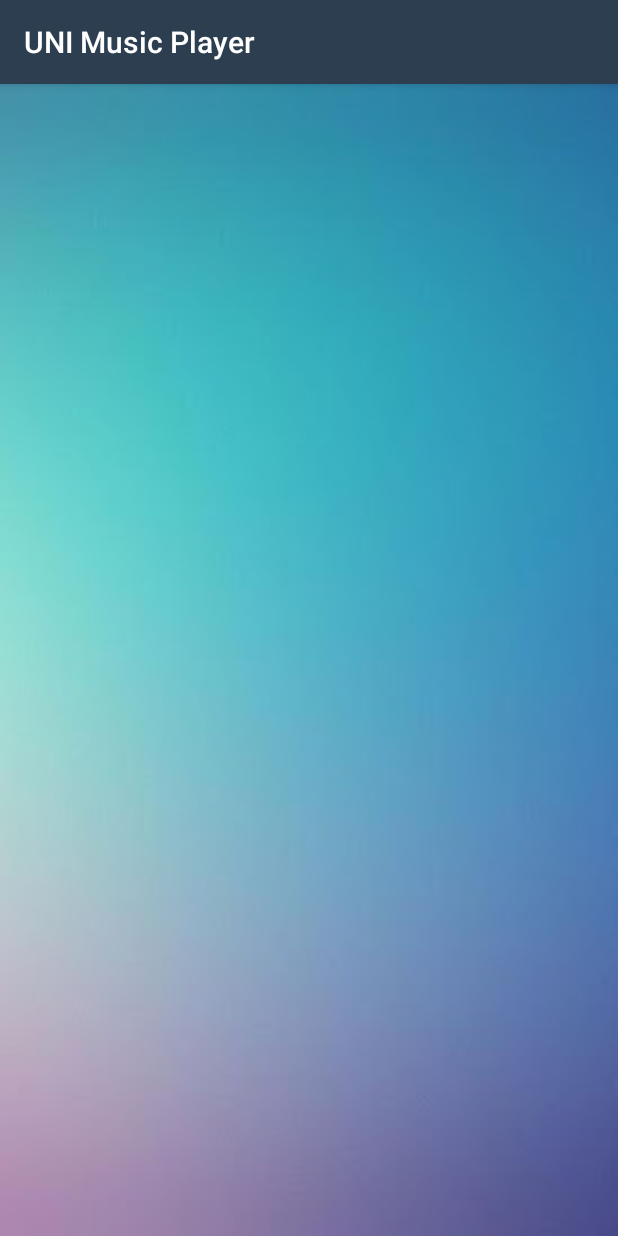
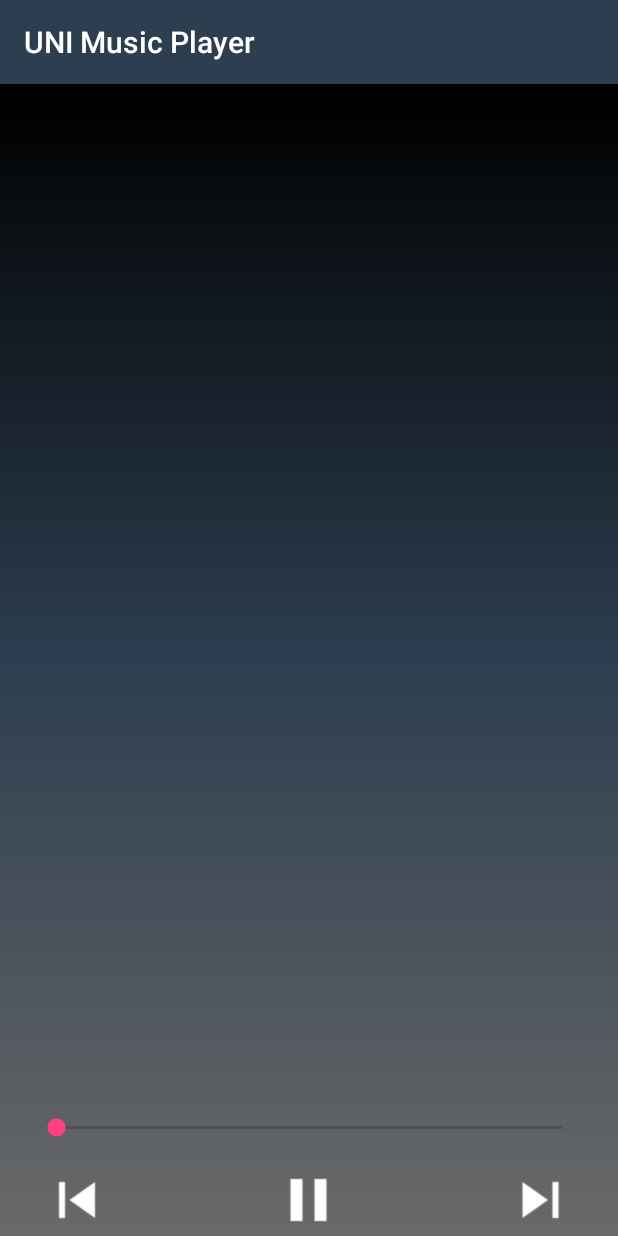
Before and after one commit to TharakaMadushanki/CTSE_Music, an Android app: the MediaItemPlay screen opened directly, with no data from a screen before it, on a phone screen of 412 x 824 dp. Run offline under Robolectric (Android 15) with nearby library versions, the phone set to English and light mode, and no system bars.

Commit message:
play item activity

```diff
--- a/app/src/main/java/com/sliit/tharaka/unimusicplayer/MediaItemPlay.java
+++ b/app/src/main/java/com/sliit/tharaka/unimusicplayer/MediaItemPlay.java
@@ -4,9 +4,18 @@ import android.app.Activity;
 import android.os.Bundle;
 import android.content.Context;
 import android.media.MediaPlayer;
+import android.support.v4.media.session.MediaControllerCompat;
+import android.support.v4.media.session.PlaybackStateCompat;
 import android.support.v7.app.AppCompatActivity;
+import android.view.View;
+import android.widget.ImageView;
+import android.widget.SeekBar;
+import android.widget.TextView;
+import android.widget.Toolbar;
 
 import com.sliit.tharaka.unimusicplayer.model.MusicHandler;
+import com.sliit.tharaka.unimusicplayer.services.MediaPlayerService;
+import com.sliit.tharaka.unimusicplayer.services.MusicAdapter;
 
 /**
  * Created by ASUS on 3/31/2018.
@@ -14,41 +23,107 @@ import com.sliit.tharaka.unimusicplayer.model.MusicHandler;
 
 public class MediaItemPlay extends AppCompatActivity {
 
+    private MusicHandler song = new MusicHandler();
+    private View view;
+    private View controllers;
+    ViewHolder viewHolder= new ViewHolder();
     private MediaPlayer mediaplayer;
-    private MusicHandler song;
+    private MediaPlayerService mediaPlayerService;
+    Boolean isSongSet = false;
+    Boolean isPause = false;
 
     @Override
     protected void onCreate(Bundle savedInstanceState) {
         super.onCreate(savedInstanceState);
-        setContentView(R.layout.media_item_list);
+        setContentView(R.layout.media_item_play);
+
+        song.setSong(getIntent().getIntExtra("SongID", 0));
+        song.setSinger(getIntent().getStringExtra("ArtistName"));
+        song.setName(getIntent().getStringExtra("SongName"));
+
+        viewHolder.songName = (TextView) findViewById(R.id.song_title);
+        viewHolder.artistName = (TextView) findViewById(R.id.artist_name);
+        viewHolder.skipPrev = (ImageView) findViewById(R.id.prev);
+        viewHolder.playPause = (ImageView) findViewById(R.id.play_pause);
+        viewHolder.skipNext = (ImageView) findViewById(R.id.next);
+        viewHolder.textStart = (TextView) findViewById(R.id.startText);
+        viewHolder.textEnd = (TextView) findViewById(R.id.endText);
+        viewHolder.seekBar = (SeekBar) findViewById(R.id.seekBar1);
+        controllers = findViewById(R.id.controllers);
 
     }
 
-    public  MediaItemPlay(){
+    @Override
+    protected void onStart() {
+        super.onStart();
+
+        viewHolder.songName.setText(song.getName());
+        viewHolder.artistName.setText(song.getSinger());
+
+        viewHolder.playPause.setImageResource(R.drawable.uamp_ic_pause_white_48dp);
+        viewHolder.skipPrev.setImageResource(R.drawable.ic_skip_previous_white_48dp);
+        viewHolder.skipNext.setImageResource(R.drawable.ic_skip_next_white_48dp);
+
+        mediaPlayerService = new MediaPlayerService(mediaplayer, song);
+        mediaPlayerService.CreatePlayer(this, song);
+        mediaplayer = mediaplayer.create(this, song.getSong());
 
     }
+
+    @Override
+    protected void onResume() {
+        super.onResume();
+
+        viewHolder.playPause.setOnClickListener(new View.OnClickListener() {
+            @Override
+            public void onClick(View v) {
+                if(!isSongSet){
+                    if(!isPause) {
+                        mediaPlayerService.play();
+                        viewHolder.playPause.setImageResource(R.drawable.uamp_ic_pause_white_48dp);
+                        isSongSet = true;
+                    } else {
+                        viewHolder.playPause.setImageResource(R.drawable.uamp_ic_pause_white_48dp);
+                        mediaPlayerService.play();
+                    }
+                } else {
+                    if(isPause) {
+                        viewHolder.playPause.setImageResource(R.drawable.uamp_ic_pause_white_48dp);
+                        mediaPlayerService.play();
+                        isPause = false;
+                    } else {
+                        mediaPlayerService.pause();
+                        viewHolder.playPause.setImageResource(R.drawable.ic_play_arrow_black_36dp);
+                        isPause = true;
+                    }
+                }
+
+            }
+        });
+    }
+
+    private class ViewHolder {
+        ImageView skipPrev;
+        ImageView skipNext;
+        ImageView playPause;
+        TextView songName;
+        TextView artistName;
+        TextView textStart;
+        TextView textEnd;
+        SeekBar seekBar;
+
+
+    }
+
+    public MediaItemPlay() {
+
+    }
+
     public MediaItemPlay(MediaPlayer mediaPlayer, MusicHandler song) {
         this.mediaplayer = mediaPlayer;
         this.song = song;
     }
-    public void CreatePlayer(Context context, MusicHandler song) {
 
-        mediaplayer = mediaplayer.create(context, song.getSong());
-    }
 
-    public void play() {
-        mediaplayer.start();
-    }
 
-    public void pause() {
-        mediaplayer.pause();
-    }
-
-    public void stop() {
-        mediaplayer.stop();
-    }
-
-    public void release() {
-        mediaplayer.release();
-    }
 }
--- a/app/src/main/java/com/sliit/tharaka/unimusicplayer/model/MusicHandler.java
+++ b/app/src/main/java/com/sliit/tharaka/unimusicplayer/model/MusicHandler.java
@@ -10,6 +10,9 @@ public class MusicHandler {
     private String singer;
     private int song;
 
+    public MusicHandler () {
+
+    }
     public MusicHandler(String name, String singer, int song) {
         this.name = name;
         this.singer = singer;
--- /dev/null
+++ b/app/src/main/java/com/sliit/tharaka/unimusicplayer/services/MediaPlayerService.java
@@ -0,0 +1,40 @@
+package com.sliit.tharaka.unimusicplayer.services;
+
+import android.media.MediaPlayer;
+import android.content.Context;
+import com.sliit.tharaka.unimusicplayer.model.MusicHandler;
+
+/**
+ * Created by ASUS on 3/31/2018.
+ */
+
+public class MediaPlayerService {
+
+    private MediaPlayer mediaplayer;
+    private MusicHandler song;
+
+    public MediaPlayerService(MediaPlayer mediaplayer, MusicHandler song) {
+        this.mediaplayer = mediaplayer;
+        this.song = song;
+    }
+
+    public void CreatePlayer(Context context, MusicHandler song) {
+        mediaplayer = mediaplayer.create(context, song.getSong());
+    }
+
+    public void play() {
+        mediaplayer.start();
+    }
+
+    public void pause() {
+        mediaplayer.pause();
+    }
+
+    public void stop() {
+        mediaplayer.stop();
+    }
+
+    public void release() {
+        mediaplayer.release();
+    }
+}
--- /dev/null
+++ b/app/src/main/res/drawable-v24/fullscreen_bg_gradient.xml
@@ -0,0 +1,10 @@
+<?xml version="1.0" encoding="utf-8"?>
+
+<shape xmlns:android="http://schemas.android.com/apk/res/android" >
+    <gradient
+        android:angle="90"
+        android:centerColor="#2C3E50"
+        android:endColor="#00000000"
+        android:startColor="#696969"
+        android:type="linear" />
+</shape>
--- /dev/null
+++ b/app/src/main/res/drawable-v24/fullscreen_toolbar_bg_gradient.xml
@@ -0,0 +1,23 @@
+<?xml version="1.0" encoding="utf-8"?>
+<!--
+  Copyright (C) 2014 The Android Open Source Project
+
+  Licensed under the Apache License, Version 2.0 (the "License");
+  you may not use this file except in compliance with the License.
+  You may obtain a copy of the License at
+
+       http://www.apache.org/licenses/LICENSE-2.0
+
+  Unless required by applicable law or agreed to in writing, software
+  distributed under the License is distributed on an "AS IS" BASIS,
+  WITHOUT WARRANTIES OR CONDITIONS OF ANY KIND, either express or implied.
+  See the License for the specific language governing permissions and
+  limitations under the License.
+  -->
+<shape xmlns:android="http://schemas.android.com/apk/res/android" >
+    <gradient
+        android:angle="90"
+        android:startColor="#00000000"
+        android:endColor="#FF000000"
+        android:type="linear" />
+</shape>
--- a/app/src/main/res/layout/activity_main.xml
+++ b/app/src/main/res/layout/activity_main.xml
@@ -12,7 +12,7 @@
 
     <LinearLayout
         android:layout_width="match_parent"
-        android:layout_height="300dp"
+        android:layout_height="200dp"
         android:layout_marginBottom="0dp"
         android:layout_marginTop="500dp"
         android:orientation="vertical">
@@ -32,6 +32,7 @@
                 android:background="@color/adminButtonBck2"
                 android:drawableLeft="@drawable/ic_allmusic_black_24dp"
                 android:text="@string/buttonAllSongs"
+                android:padding="10dp"
                 android:textColor="@color/adminButtonText" />
 
             <Button
@@ -42,6 +43,7 @@
                 android:background="@color/adminButtonBck1"
                 android:drawableLeft="@drawable/ic_favo"
                 android:text="@string/button2"
+                android:padding="10dp"
                 android:textColor="@color/adminButtonText" />
 
         </LinearLayout>
@@ -60,6 +62,7 @@
                 android:background="@color/adminButtonBck1"
                 android:drawableLeft="@drawable/ic_playlist_music_black_24dp"
                 android:text="@string/button3"
+                android:padding="10dp"
                 android:textColor="@color/adminButtonText" />
 
             <Button
@@ -70,6 +73,7 @@
                 android:background="@color/adminButtonBck2"
                 android:drawableLeft="@drawable/ic_settings_icon"
                 android:text="@string/button4"
+                android:padding="10dp"
                 android:textColor="@color/adminButtonText" />
 
         </LinearLayout>
--- a/app/src/main/res/layout/media_item_list.xml
+++ b/app/src/main/res/layout/media_item_list.xml
@@ -5,7 +5,7 @@
     xmlns:tools="http://schemas.android.com/tools"
     android:layout_width="match_parent"
     android:layout_height="match_parent"
-    android:background="@drawable/light_blue"
+    android:background="@drawable/fullscreen_bg_gradient"
     tools:context="com.sliit.tharaka.unimusicplayer.MediaListActivity">
 
     <ListView
--- a/app/src/main/res/layout/media_item_play.xml
+++ b/app/src/main/res/layout/media_item_play.xml
@@ -19,13 +19,13 @@
         android:layout_height="fill_parent"
         android:layout_alignParentBottom="true"
         android:layout_alignParentEnd="true"
-        android:background="@drawable/custom_back" >
+        android:background="@drawable/fullscreen_bg_gradient" >
 
         <TextView
-            android:id="@+id/line1"
+            android:id="@+id/song_title"
             android:layout_width="fill_parent"
             android:layout_height="wrap_content"
-            android:layout_above="@+id/line2"
+            android:layout_above="@+id/artist_name"
             android:ellipsize="end"
             android:gravity="center_horizontal"
             android:maxLines="1"
@@ -35,7 +35,7 @@
             android:textColor="@color/fullscreen_line_color" />
 
         <TextView
-            android:id="@+id/line2"
+            android:id="@+id/artist_name"
             android:layout_width="fill_parent"
             android:layout_height="wrap_content"
             android:layout_above="@+id/line3"
@@ -68,7 +68,7 @@
             android:layout_width="match_parent"
             android:layout_height="wrap_content"
             android:layout_alignParentBottom="true"
-            android:visibility="invisible">
+            android:visibility="visible">
 
             <RelativeLayout
                 android:layout_width="match_parent"
@@ -118,8 +118,9 @@
                     android:layout_height="wrap_content"
                     android:layout_weight="1"
                     android:background="?selectableItemBackgroundBorderless"
+                    android:contentDescription="@string/skip_prev"
                     android:src="@drawable/ic_skip_previous_white_48dp"
-                    android:contentDescription="@string/skip_prev"/>
+                    android:visibility="visible" />
 
                 <ImageView
                     android:id="@+id/play_pause"
@@ -153,14 +154,15 @@
         android:layout_centerInParent="true"
         android:visibility="gone" />
 
-    <!--<android.support.v7.widget.Toolbar-->
-        <!--android:id="@+id/toolbar"-->
-        <!--android:layout_width="match_parent"-->
-        <!--android:layout_height="?attr/actionBarSize"-->
-        <!--android:layout_alignParentStart="true"-->
-        <!--android:layout_alignParentTop="true"-->
-        <!--android:background="@drawable/fullscreen_toolbar_bg_gradient"-->
-        <!--android:popupTheme="@style/ThemeOverlay.AppCompat.Light"-->
-        <!--android:theme="@style/ThemeOverlay.AppCompat.Dark.ActionBar"/>-->
+    <android.support.v7.widget.Toolbar
+        android:id="@+id/toolbar"
+        android:layout_width="match_parent"
+        android:layout_height="?attr/actionBarSize"
+        android:layout_alignParentStart="true"
+        android:layout_alignParentTop="true"
+        android:background="@drawable/fullscreen_toolbar_bg_gradient"
+        android:popupTheme="@style/ThemeOverlay.AppCompat.Light"
+        android:theme="@style/ThemeOverlay.AppCompat.Dark.ActionBar"
+        android:visibility="visible" />
 
 </RelativeLayout>
--- a/app/src/main/res/values/strings.xml
+++ b/app/src/main/res/values/strings.xml
@@ -9,6 +9,7 @@
     <string name="play_pause">play or pause</string>
     <string name="skip_next">skip to next</string>
     <string name="skip_prev">skip to previous</string>
+    <string name="back_arrow">skip to back</string>
 
 
 </resources>
```
Also changed, not shown: app/src/main/java/com/sliit/tharaka/unimusicplayer/MediaListActivity.java (+16 -0 lines).
